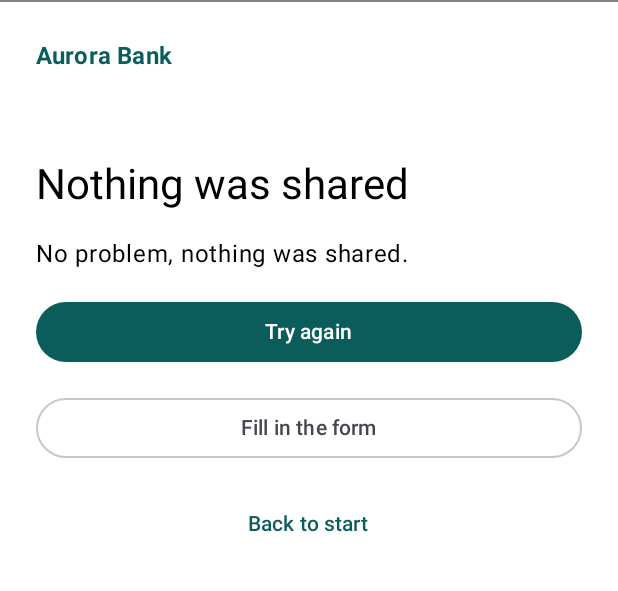
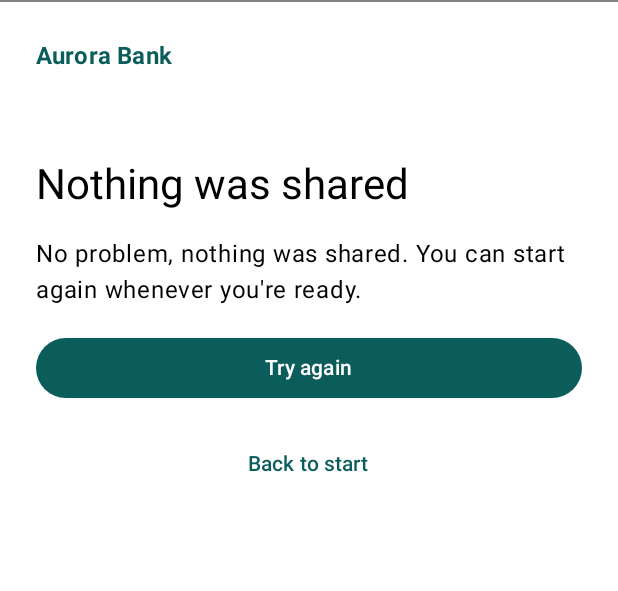
Before and after one commit to pteofil/onboarding-eudi-wallet, an Android app built with Jetpack Compose: the @Preview function ErrorPreview, on a phone screen of 412 x 824 dp, the part 36-627 px from its top. Run offline under Robolectric (Android 15) with nearby library versions, the phone set to English and light mode, and no system bars.

Commit message:
Android: error screens per status (Retry vs Try again, polite under-18 stop)
Co-authored-by: Copilot <223556219+Copilot@users.noreply.github.com>

```diff
--- a/android/app/src/main/java/ro/banking40/team01/onboarding/Status.kt
+++ b/android/app/src/main/java/ro/banking40/team01/onboarding/Status.kt
@@ -1,8 +1,11 @@
 package ro.banking40.team01.onboarding
 
-/** Everything that ends the wallet step without an account. One reusable error screen per kind. */
+/**
+ * Everything that ends the wallet step without an account. One reusable error screen per kind.
+ * Withheld income is not here: the backend still verifies and recommends Simple or Starter.
+ */
 enum class ErrorKind(val canRetry: Boolean, val offersForm: Boolean) {
-    DECLINED(canRetry = true, offersForm = true),
+    DECLINED(canRetry = true, offersForm = false),
     EXPIRED(canRetry = true, offersForm = false),
     WALLET_ERROR(canRetry = true, offersForm = false),
     NOT_VERIFIED(canRetry = true, offersForm = false),
--- a/android/app/src/main/java/ro/banking40/team01/ui/ErrorScreen.kt
+++ b/android/app/src/main/java/ro/banking40/team01/ui/ErrorScreen.kt
@@ -25,7 +25,7 @@ fun ErrorScreen(
     StepLayout(title = stringResource(title), body = stringResource(body)) {
         if (kind.canRetry) {
             Button(onClick = onTryAgain, modifier = Modifier.fillMaxWidth()) {
-                Text(stringResource(R.string.action_try_again))
+                Text(stringResource(kind.retryLabel()))
             }
         }
         if (kind.offersForm) {
@@ -37,6 +37,12 @@ fun ErrorScreen(
             Text(stringResource(R.string.action_back_to_start))
         }
     }
+}
+
+/** A fresh request ("Try again") after the customer's own choice or a timeout; "Retry" after a failure. */
+private fun ErrorKind.retryLabel(): Int = when (this) {
+    ErrorKind.WALLET_ERROR, ErrorKind.NOT_VERIFIED, ErrorKind.TECHNICAL -> R.string.action_retry
+    else -> R.string.action_try_again
 }
 
 private fun ErrorKind.texts(): Pair<Int, Int> = when (this) {
--- a/android/app/src/main/res/values/strings.xml
+++ b/android/app/src/main/res/values/strings.xml
@@ -109,22 +109,23 @@
 
     <!-- Shared actions -->
     <string name="action_try_again">Try again</string>
+    <string name="action_retry">Retry</string>
     <string name="action_fill_form">Fill in the form</string>
     <string name="action_back_to_start">Back to start</string>
 
     <!-- Error states -->
     <string name="error_declined_title">Nothing was shared</string>
-    <string name="error_declined_body">No problem, nothing was shared.</string>
+    <string name="error_declined_body">No problem, nothing was shared. You can start again whenever you\'re ready.</string>
     <string name="error_expired_title">Request expired</string>
-    <string name="error_expired_body">The request timed out.</string>
+    <string name="error_expired_body">The request timed out before your wallet answered. Nothing was shared.</string>
     <string name="error_wallet_title">Wallet problem</string>
     <string name="error_wallet_body">Your wallet couldn\'t complete the request.</string>
     <string name="error_not_verified_title">Verification failed</string>
     <string name="error_not_verified_body">We couldn\'t verify the data.</string>
-    <string name="error_missing_identity_title">Details missing</string>
-    <string name="error_missing_identity_body">We need your identity and address to open an account.</string>
-    <string name="error_under_18_title">You need to be 18</string>
-    <string name="error_under_18_body">You need to be 18 to open an account on your own. A parent or guardian can open an account for minors with you at any of our branches.</string>
+    <string name="error_missing_identity_title">We need your identity and address</string>
+    <string name="error_missing_identity_body">To open an account we need both your identity and your address from your EUDI Wallet. Please try again and share both.</string>
+    <string name="error_under_18_title">Thank you for your interest</string>
+    <string name="error_under_18_body">You need to be 18 to open an account on your own. Until then, a parent or guardian can open an account for minors for you at any of our branches. We\'d be happy to welcome you.</string>
     <string name="error_no_wallet_title">EUDI Wallet not found</string>
     <string name="error_no_wallet_body">Install the EUDI Wallet on this phone, then try again.</string>
     <string name="error_technical_title">Something went wrong</string>
```
